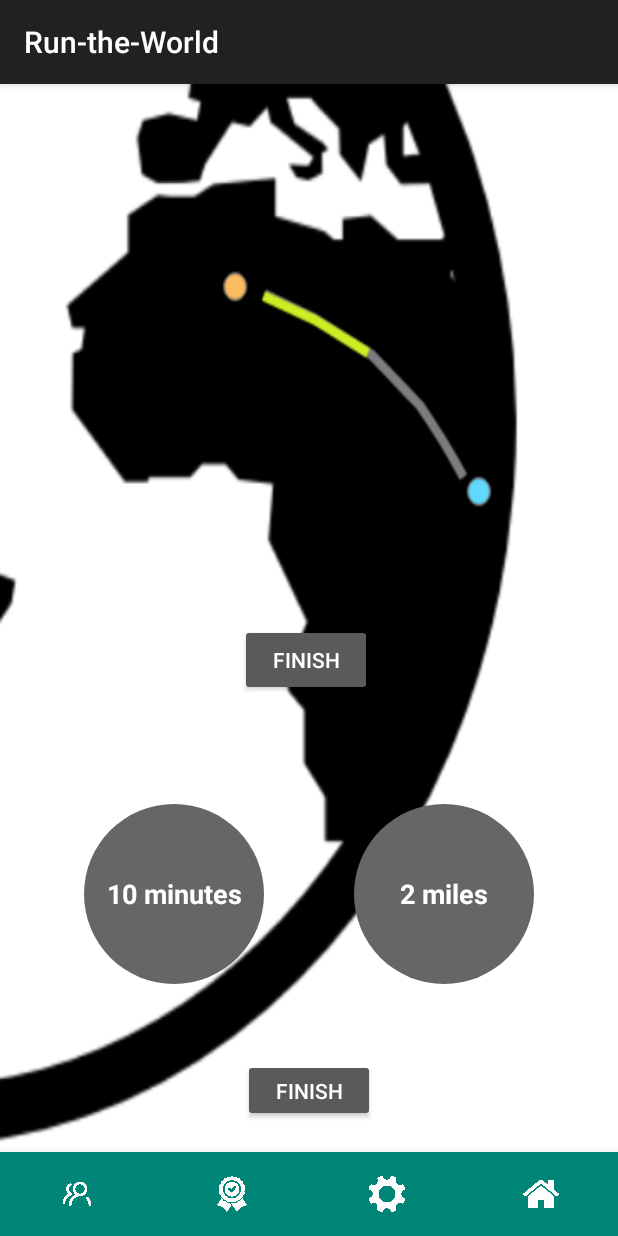
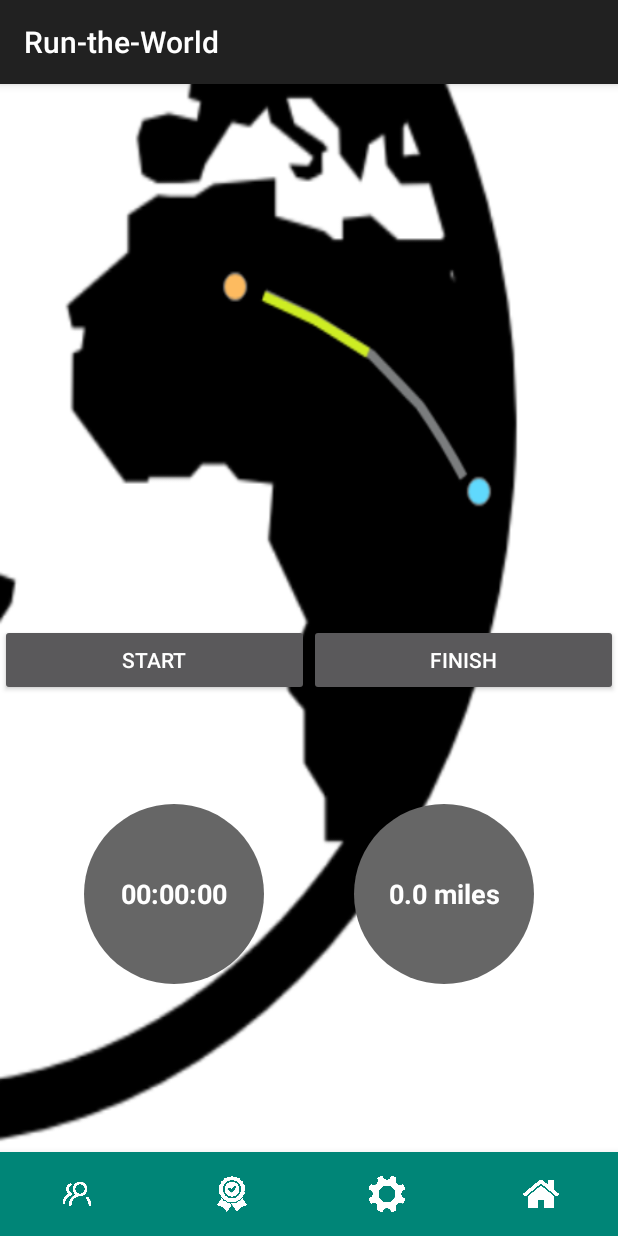
Before and after one commit to VOjha/Run-the-World, an Android app: the DuringRun screen opened directly, with no data from a screen before it, on a phone screen of 412 x 824 dp. Run offline under Robolectric (Android 15) with nearby library versions, the phone set to English and light mode, and no system bars.

Commit message:
created timer in during run

```diff
--- a/RuntheWorld/app/src/main/AndroidManifest.xml
+++ b/RuntheWorld/app/src/main/AndroidManifest.xml
@@ -10,7 +10,6 @@
         android:supportsRtl="true"
         android:theme="@style/Theme.AppCompat">
         <activity android:name=".summaryActivity"></activity>
-        <activity android:name=".dialogActivity" />
         <activity android:name=".InputRunData" />
         <activity android:name=".DuringRun" />
         <activity android:name=".CreateNewRun" />
--- a/RuntheWorld/app/src/main/java/com/example/run_the_world/DuringRun.java
+++ b/RuntheWorld/app/src/main/java/com/example/run_the_world/DuringRun.java
@@ -1,34 +1,85 @@
 package com.example.run_the_world;
 
 import androidx.appcompat.app.AppCompatActivity;
-
 import android.content.Intent;
 import android.os.Bundle;
+import android.os.Handler;
 import android.view.View;
 import android.widget.Button;
-import android.widget.EditText;
+import android.widget.TextView;
 
 public class DuringRun extends AppCompatActivity {
 
+    TextView input_time;
+    TextView input_distance;
+    long startTime = 0;
+    long millis = 0;
+    long accum = 0;
+
+    //runs without a timer by reposting this handler at the end of the runnable
+    Handler timerHandler = new Handler();
+    Runnable timerRunnable = new Runnable() {
+
+        @Override
+        public void run() {
+            millis = accum + System.currentTimeMillis() - startTime;
+            int seconds = (int) (millis / 1000);
+            int minutes = seconds / 60;
+            int miliseconds = (int) (millis % 1000 / 10);
+            seconds = seconds % 60;
+
+            input_time.setText(String.format("%d:%02d:%02d", minutes, seconds, miliseconds));
+
+            timerHandler.postDelayed(this, 0);
+        }
+    };
     @Override
     protected void onCreate(Bundle savedInstanceState) {
         super.onCreate(savedInstanceState);
         setContentView(R.layout.activity_during_run);
 
-        Button btn = findViewById(R.id.done);
+        input_time = (TextView) findViewById(R.id.input_time);
+        input_distance = (TextView) findViewById(R.id.input_distance);
+
+        //timer
+        Button b = (Button) findViewById(R.id.toggle);
+        b.setText("start");
+        b.setOnClickListener(new View.OnClickListener() {
+
+            @Override
+            public void onClick(View v) {
+                Button b = (Button) v;
+                if (b.getText().equals("pause")) {
+                    accum = millis;
+                    millis = 0;
+                    timerHandler.removeCallbacks(timerRunnable);
+                    b.setText("start");
+                } else {
+                    startTime = System.currentTimeMillis();
+                    timerHandler.postDelayed(timerRunnable, 0);
+                    b.setText("pause");
+                }
+            }
+        });
+
+        //submit data
+        Button btn = (Button) findViewById(R.id.done);
         btn.setOnClickListener(new View.OnClickListener() {
             @Override
             public void onClick(View v) {
+                String distance_raw = input_distance.getText().toString();
+                String time_raw = input_time.getText().toString();
 
-                final EditText input_distance = (EditText) findViewById(R.id.input_distance);
-                String distance = input_distance.getText().toString();
+                String delims = "[ ]";
+                String distance = distance_raw.split(delims)[0];
 
-                final EditText input_time = (EditText) findViewById(R.id.input_time);
-                String time = input_time.getText().toString();
+                delims = "[:]";
+                String min = time_raw.split(delims)[0];
+                String sec = time_raw.split(delims)[1];
 
                 Intent intent = new Intent(DuringRun.this, summaryActivity.class);
                 intent.putExtra("distance", distance);
-                intent.putExtra("time", time);
+                intent.putExtra("time", min);
                 startActivity(intent);
             }
         });
--- a/RuntheWorld/app/src/main/res/layout/activity_during_run.xml
+++ b/RuntheWorld/app/src/main/res/layout/activity_during_run.xml
@@ -7,16 +7,6 @@
     android:background="@drawable/during_run"
     android:gravity="center"
     tools:context=".DuringRun">
-
-    <Button
-        android:id="@+id/button"
-        android:layout_width="wrap_content"
-        android:layout_height="wrap_content"
-        android:layout_alignParentStart="true"
-        android:layout_alignParentLeft="false"
-        android:layout_centerInParent="true"
-        android:layout_marginLeft="160dp"
-        android:text="finish" />
 
     <LinearLayout
         android:id="@+id/tracking"
@@ -56,16 +46,32 @@
 
     </LinearLayout>
 
-    <Button
-        android:id="@+id/finish_button"
-        android:layout_width="wrap_content"
-        android:layout_height="wrap_content"
-        android:layout_above="@+id/bottom_navigation"
-        android:layout_below="@id/tracking"
-        android:layout_centerHorizontal="true"
-        android:layout_marginBottom="20dp"
-        android:padding="10dp"
-        android:text="@string/finish_button" />
+    <LinearLayout
+        android:layout_width="match_parent"
+        android:layout_height="match_parent"
+        android:layout_alignParentStart="true"
+        android:layout_alignParentLeft="true"
+        android:layout_marginStart="0dp"
+        android:layout_marginLeft="100dp"
+        android:gravity="center"
+        android:orientation="horizontal">
+
+        <Button
+            android:id="@+id/toggle"
+            android:layout_width="wrap_content"
+            android:layout_height="wrap_content"
+            android:layout_weight="1"
+            android:gravity="center"
+            android:text="start" />
+
+        <Button
+            android:id="@+id/done"
+            android:layout_width="wrap_content"
+            android:layout_height="wrap_content"
+            android:layout_weight="1"
+            android:gravity="center"
+            android:text="finish" />
+    </LinearLayout>
 
     <com.google.android.material.bottomnavigation.BottomNavigationView
         android:id="@+id/bottom_navigation"
--- a/RuntheWorld/app/src/main/res/values/strings.xml
+++ b/RuntheWorld/app/src/main/res/values/strings.xml
@@ -21,7 +21,7 @@
     <string name="time_unit">days</string>
     <string name="done_activity_button">Done</string>
     <string name="stop_activity_button">Stop</string>
-    <string name="time_been_running">10 minutes</string>
-    <string name="distance_been_running">2 miles</string>
+    <string name="time_been_running">00:00:00</string>
+    <string name="distance_been_running">0.0 miles</string>
     <string name="finish_button">finish</string>
 </resources>
```
Also changed, not shown: RuntheWorld/app/src/main/java/com/example/run_the_world/MainActivity.java (+9 -0 lines), RuntheWorld/app/src/main/res/layout/activity_main.xml (+17 -5 lines).
